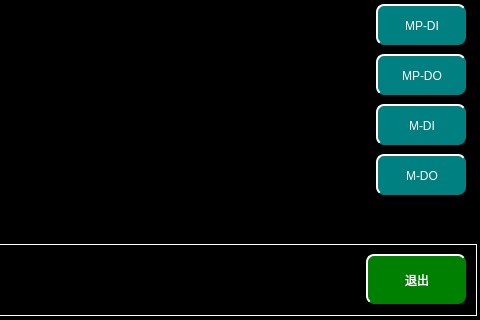
Old version of the form maintainceriomdetailpage.ui in the repository mayue-crrc/ShenyangMetro9DB; both pictures show x 544 to 1024 and y 366 to 686 of the 1024 by 686 pixel window.
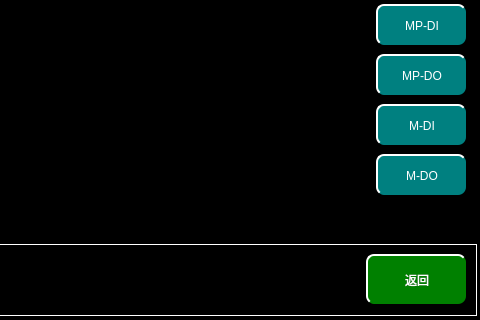
New version of the form.

```diff
--- a/maintainceriomdetailpage.ui
+++ b/maintainceriomdetailpage.ui
@@ -261,7 +261,7 @@
 }</string>
    </property>
    <property name="text">
-    <string>退出</string>
+    <string>返回</string>
    </property>
   </widget>
   <widget class="QLabel" name="label">
```
